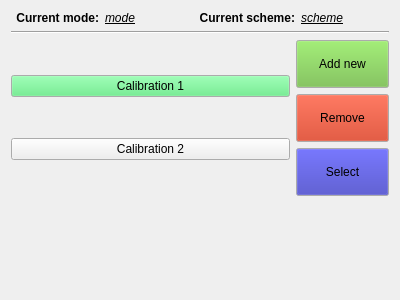
Before: the Qt Designer form ui/calibrationswidget.ui in dmitry64/av20, drawn with Qt 5.
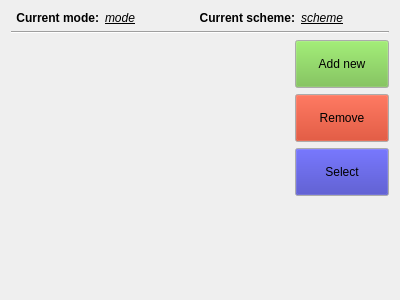
After: the same form once the commit is applied. Icons and pictures are not drawn.

The edit to the form file:
```diff
--- a/ui/calibrationswidget.ui
+++ b/ui/calibrationswidget.ui
@@ -102,85 +102,23 @@
        <item>
         <layout class="QVBoxLayout" name="verticalLayout_4">
          <property name="bottomMargin">
-          <number>30</number>
+          <number>0</number>
          </property>
          <item>
-          <widget class="QPushButton" name="pushButton">
-           <property name="palette">
-            <palette>
-             <active>
-              <colorrole role="Button">
-               <brush brushstyle="SolidPattern">
-                <color alpha="255">
-                 <red>83</red>
-                 <green>235</green>
-                 <blue>121</blue>
-                </color>
-               </brush>
-              </colorrole>
-              <colorrole role="Text">
-               <brush brushstyle="SolidPattern">
-                <color alpha="255">
-                 <red>0</red>
-                 <green>0</green>
-                 <blue>0</blue>
-                </color>
-               </brush>
-              </colorrole>
-             </active>
-             <inactive>
-              <colorrole role="Button">
-               <brush brushstyle="SolidPattern">
-                <color alpha="255">
-                 <red>83</red>
-                 <green>235</green>
-                 <blue>121</blue>
-                </color>
-               </brush>
-              </colorrole>
-              <colorrole role="Text">
-               <brush brushstyle="SolidPattern">
-                <color alpha="255">
-                 <red>0</red>
-                 <green>0</green>
-                 <blue>0</blue>
-                </color>
-               </brush>
-              </colorrole>
-             </inactive>
-             <disabled>
-              <colorrole role="Button">
-               <brush brushstyle="SolidPattern">
-                <color alpha="255">
-                 <red>83</red>
-                 <green>235</green>
-                 <blue>121</blue>
-                </color>
-               </brush>
-              </colorrole>
-              <colorrole role="Text">
-               <brush brushstyle="SolidPattern">
-                <color alpha="96">
-                 <red>164</red>
-                 <green>166</green>
-                 <blue>168</blue>
-                </color>
-               </brush>
-              </colorrole>
-             </disabled>
-            </palette>
-           </property>
-           <property name="text">
-            <string>Calibration 1</string>
-           </property>
-          </widget>
+          <layout class="QVBoxLayout" name="calibrationsLayout"/>
          </item>
          <item>
-          <widget class="QPushButton" name="pushButton_2">
-           <property name="text">
-            <string>Calibration 2</string>
+          <spacer name="verticalSpacer">
+           <property name="orientation">
+            <enum>Qt::Vertical</enum>
            </property>
-          </widget>
+           <property name="sizeHint" stdset="0">
+            <size>
+             <width>20</width>
+             <height>40</height>
+            </size>
+           </property>
+          </spacer>
          </item>
         </layout>
        </item>
@@ -450,23 +388,23 @@
            </property>
           </widget>
          </item>
+         <item>
+          <spacer name="verticalSpacer_2">
+           <property name="orientation">
+            <enum>Qt::Vertical</enum>
+           </property>
+           <property name="sizeHint" stdset="0">
+            <size>
+             <width>20</width>
+             <height>40</height>
+            </size>
+           </property>
+          </spacer>
+         </item>
         </layout>
        </item>
       </layout>
      </item>
-     <item>
-      <spacer name="verticalSpacer">
-       <property name="orientation">
-        <enum>Qt::Vertical</enum>
-       </property>
-       <property name="sizeHint" stdset="0">
-        <size>
-         <width>20</width>
-         <height>40</height>
-        </size>
-       </property>
-      </spacer>
-     </item>
     </layout>
    </item>
   </layout>
```
Left out of the diff: 2 changed lines with no effect on the pictures.
